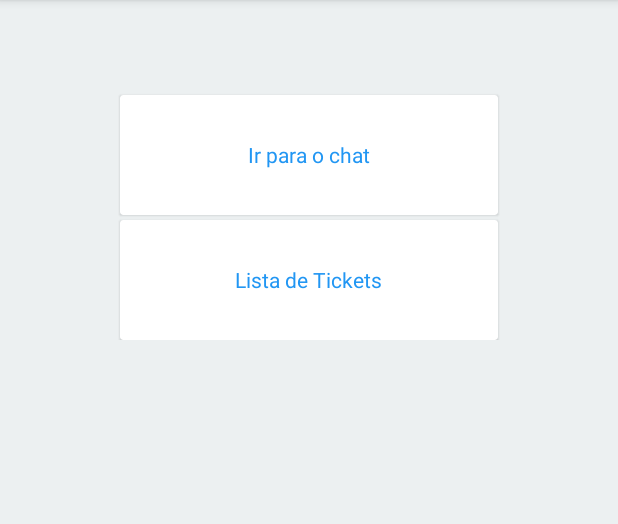
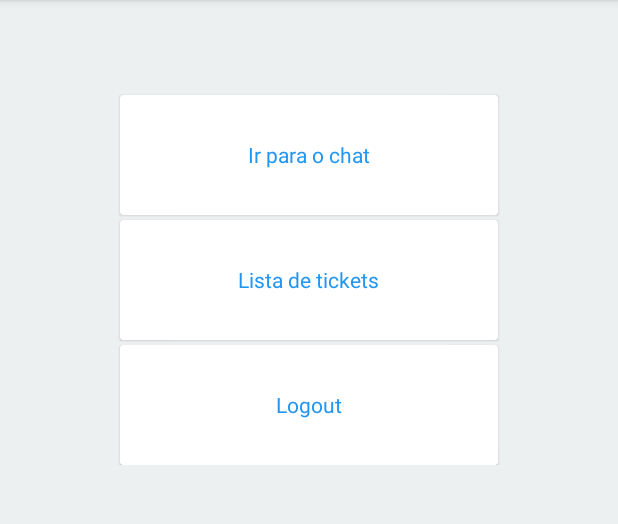
Before and after one commit to dagneserodrigo/moses, an Android app: the screen it shows after launch once a user with an empty profile is signed in (MainActivity), on a phone screen of 412 x 824 dp, the part 84-608 px from its top. Run offline under Robolectric (Android 15) with nearby library versions, the phone set to English and light mode, and no system bars; our stand-ins replace ButterKnife, Firebase (no records; nobody signed in at launch, a user with empty details on screens opened directly).

Commit message:
fix(logout) retorna para tela de login após o logout

```diff
--- a/app/src/main/java/br/com/cwi/moses/activities/MainActivity.java
+++ b/app/src/main/java/br/com/cwi/moses/activities/MainActivity.java
@@ -2,6 +2,7 @@ package br.com.cwi.moses.activities;
 
 import android.content.Intent;
 import android.os.Bundle;
+import android.support.v7.widget.CardView;
 import android.view.View;
 import android.widget.TextView;
 
@@ -13,7 +14,7 @@ import butterknife.ButterKnife;
 public class MainActivity extends BaseActivity {
     private AuthService authService;
 
-    @BindView(R.id.lblLogout) TextView lblLogout;
+    @BindView(R.id.cardLogout) CardView cardLogout;
 
     @Override
     protected void onCreate(Bundle savedInstanceState) {
@@ -27,7 +28,7 @@ public class MainActivity extends BaseActivity {
     private void initComponents() {
         authService = new AuthService(this);
 
-        lblLogout.setOnClickListener(new View.OnClickListener() {
+        cardLogout.setOnClickListener(new View.OnClickListener() {
             @Override
             public void onClick(View v) {
                 authService.signOut();
--- a/app/src/main/java/br/com/cwi/moses/services/AuthService.java
+++ b/app/src/main/java/br/com/cwi/moses/services/AuthService.java
@@ -15,6 +15,7 @@ import com.google.firebase.iid.FirebaseInstanceId;
 
 import br.com.cwi.moses.activities.BaseActivity;
 import br.com.cwi.moses.activities.MainActivity;
+import br.com.cwi.moses.activities.SignInActivity;
 import br.com.cwi.moses.utils.Constants;
 
 /**
@@ -98,6 +99,8 @@ public class AuthService {
 
     public void signOut(){
         auth.signOut();
+        Intent intent = new Intent(activity, SignInActivity.class);
+        activity.startActivity(intent);
     }
 
     public FirebaseUser getCurrentUser() {
--- a/app/src/main/res/drawable/lbl_sign_up_border.xml
+++ b/app/src/main/res/drawable/lbl_sign_up_border.xml
@@ -1,5 +1,5 @@
 <?xml version="1.0" encoding="utf-8"?>
 <shape xmlns:android="http://schemas.android.com/apk/res/android" android:shape="rectangle">
-    <solid android:color="@color/walmartGray"/>
-    <stroke android:width="1dp" android:color="@color/walmartGrayDark"/>
+    <solid android:color="@color/walmartCloud"/>
+    <stroke android:width="1dp" android:color="@color/walmartGray"/>
 </shape>
--- a/app/src/main/res/layout/activity_chat.xml
+++ b/app/src/main/res/layout/activity_chat.xml
@@ -10,7 +10,7 @@
         android:id="@+id/messagesList"
         android:layout_width="match_parent"
         android:layout_height="match_parent"
-        android:layout_above="@+id/input" />
+        android:layout_above="@+id/input"/>
 
     <com.stfalcon.chatkit.messages.MessageInput
         android:id="@+id/input"
--- a/app/src/main/res/layout/activity_main.xml
+++ b/app/src/main/res/layout/activity_main.xml
@@ -20,6 +20,7 @@
             android:layout_width="match_parent"
             android:layout_height="0dp"
             android:layout_weight="1"
+            android:onClick="goToChat"
             style="@style/HomeOptionCard">
 
             <TextView
@@ -27,11 +28,26 @@
                 android:layout_height="wrap_content"
                 android:text="@string/lbl_go_to_chat"
                 android:layout_gravity="center"
-                android:textColor="@color/textColorPrimary"
-                android:onClick="goToChat"/>
+                android:textColor="@color/textColorPrimary"/>
         </android.support.v7.widget.CardView>
 
         <android.support.v7.widget.CardView
+            android:layout_width="match_parent"
+            android:layout_height="0dp"
+            android:layout_weight="1"
+            android:onClick="goToTicket"
+            style="@style/HomeOptionCard">
+
+            <TextView
+                android:layout_width="wrap_content"
+                android:layout_height="wrap_content"
+                android:text="@string/lbl_tickets_list"
+                android:textColor="@color/textColorPrimary"
+                android:layout_gravity="center"/>
+        </android.support.v7.widget.CardView>
+
+        <android.support.v7.widget.CardView
+            android:id="@+id/cardLogout"
             android:layout_width="match_parent"
             android:layout_height="0dp"
             android:layout_weight="1"
@@ -40,16 +56,9 @@
             <TextView
                 android:layout_width="wrap_content"
                 android:layout_height="wrap_content"
-                android:text="@string/lbl_tickets_list"
+                android:text="@string/lbl_logout"
                 android:textColor="@color/textColorPrimary"
-                android:layout_gravity="center"
-                android:onClick="goToTicket"/>
+                android:layout_gravity="center"/>
         </android.support.v7.widget.CardView>
-
-        <TextView
-            android:id="@+id/lblLogout"
-            android:layout_width="0dp"
-            android:layout_height="0dp"
-            android:text="@string/lbl_logout"/>
     </LinearLayout>
 </LinearLayout>
--- a/app/src/main/res/layout/activity_ticket_list.xml
+++ b/app/src/main/res/layout/activity_ticket_list.xml
@@ -6,12 +6,10 @@
     android:layout_height="match_parent"
     tools:context="br.com.cwi.moses.activities.TicketListActivity">
 
-
     <android.support.v7.widget.RecyclerView
         android:id="@+id/ticket_list"
         android:layout_width="match_parent"
         android:layout_height="match_parent"/>
 
     <include layout="@layout/menu_new_ticket_fragment" />
-
 </RelativeLayout>
--- a/app/src/main/res/layout/menu_new_ticket_fragment.xml
+++ b/app/src/main/res/layout/menu_new_ticket_fragment.xml
@@ -59,7 +59,6 @@
             fab:fab_colorNormal="@color/walmartPink"
             fab:fab_label="Problemas"
             fab:fab_size="mini" />
-
     </com.github.clans.fab.FloatingActionMenu>
 
 </RelativeLayout>
--- a/app/src/main/res/values/dimens.xml
+++ b/app/src/main/res/values/dimens.xml
@@ -6,4 +6,5 @@
     <dimen name="btn_sign_in_margin">15dp</dimen>
     <dimen name="edit_text_margin_top">50dp</dimen>
     <dimen name="titleDefaultMarginTop">24dp</dimen>
+    <dimen name="frm_margin_left">6dp</dimen>
 </resources>
--- a/app/src/main/res/values/strings.xml
+++ b/app/src/main/res/values/strings.xml
@@ -1,7 +1,7 @@
 <resources>
     <string name="app_name">Moses</string>
 
-    <string name="ticket_type_prompt">Tipo do Ticket</string>
+    <string name="ticket_type_prompt">Tipo do ticket</string>
     <string name="email_hint">Email</string>
     <string name="password_hint">Senha</string>
     <string name="btn_sign_in">Entrar</string>
@@ -10,8 +10,11 @@
     <string name="name_hint">Nome</string>
     <string name="confirm_password_hint">Confirme sua senha</string>
     <string name="lbl_logout">Logout</string>
-    <string name="lbl_tickets_list">Lista de Tickets</string>
+    <string name="lbl_tickets_list">Lista de tickets</string>
     <string name="lbl_go_to_chat">Ir para o chat</string>
+    <string name="btn_save_ticket">Salvar Ticket</string>
+    <string name="txt_ticket_description_hint">Descrição</string>
+    <string name="txt_ticket_title_hint">Título</string>
     <string-array name="ticket_type_array">
         <item>Problema</item>
         <item>Sugestão</item>
--- a/app/src/main/res/values/styles.xml
+++ b/app/src/main/res/values/styles.xml
@@ -18,7 +18,7 @@
     </style>
 
     <style name="WalmartEditText">
-        <item name="colorAccent">@color/walmartGray</item>
+        <item name="colorAccent">@color/colorAccent</item>
         <item name="android:layout_marginTop">@dimen/edit_text_margin_top</item>
     </style>
 
```
Also changed, not shown: app/src/main/res/layout/activity_sign_up.xml (+10 -4 lines), app/src/main/res/layout/activity_ticket_detalhe.xml (+4 -8 lines), app/src/main/res/layout/activity_ticket_form.xml (+13 -26 lines), app/src/main/res/layout/item_list_ticket.xml (+6 -15 lines).
